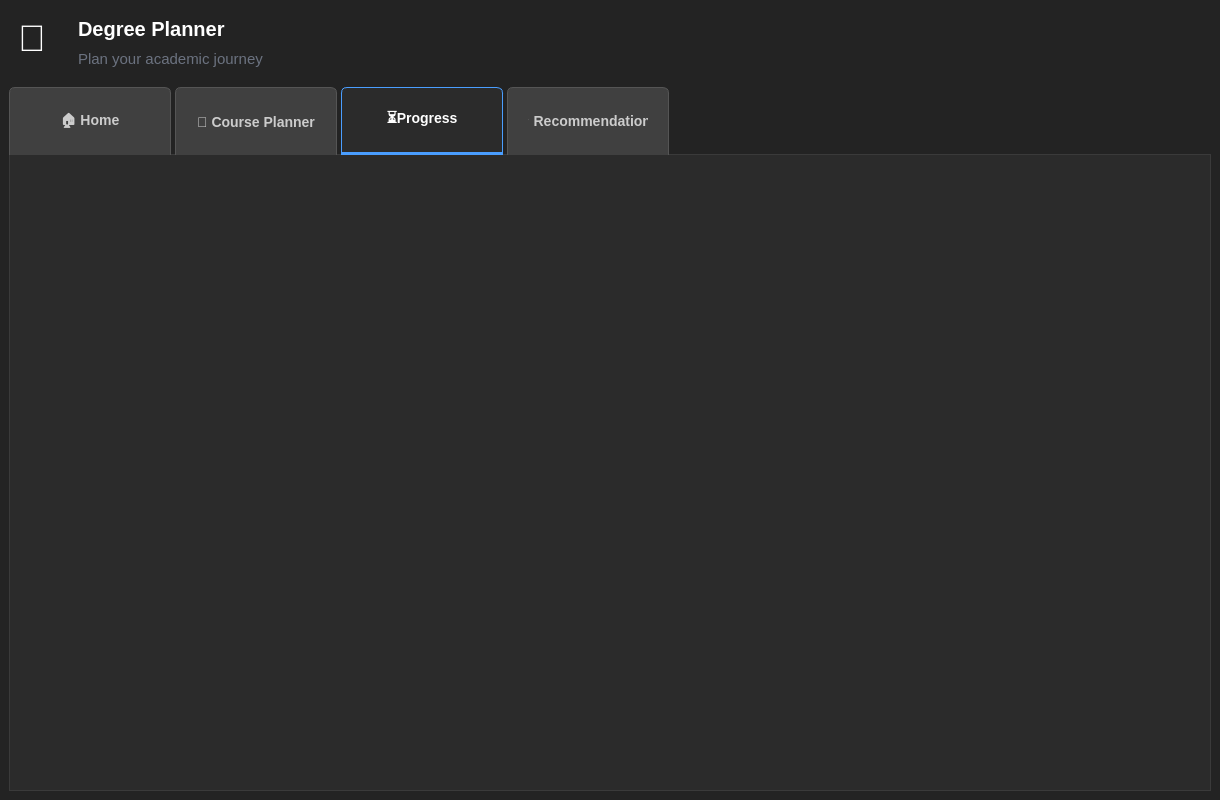
First picture: the form in mainwindow.ui, repository FpsError/degree-planner-app, before the edit.
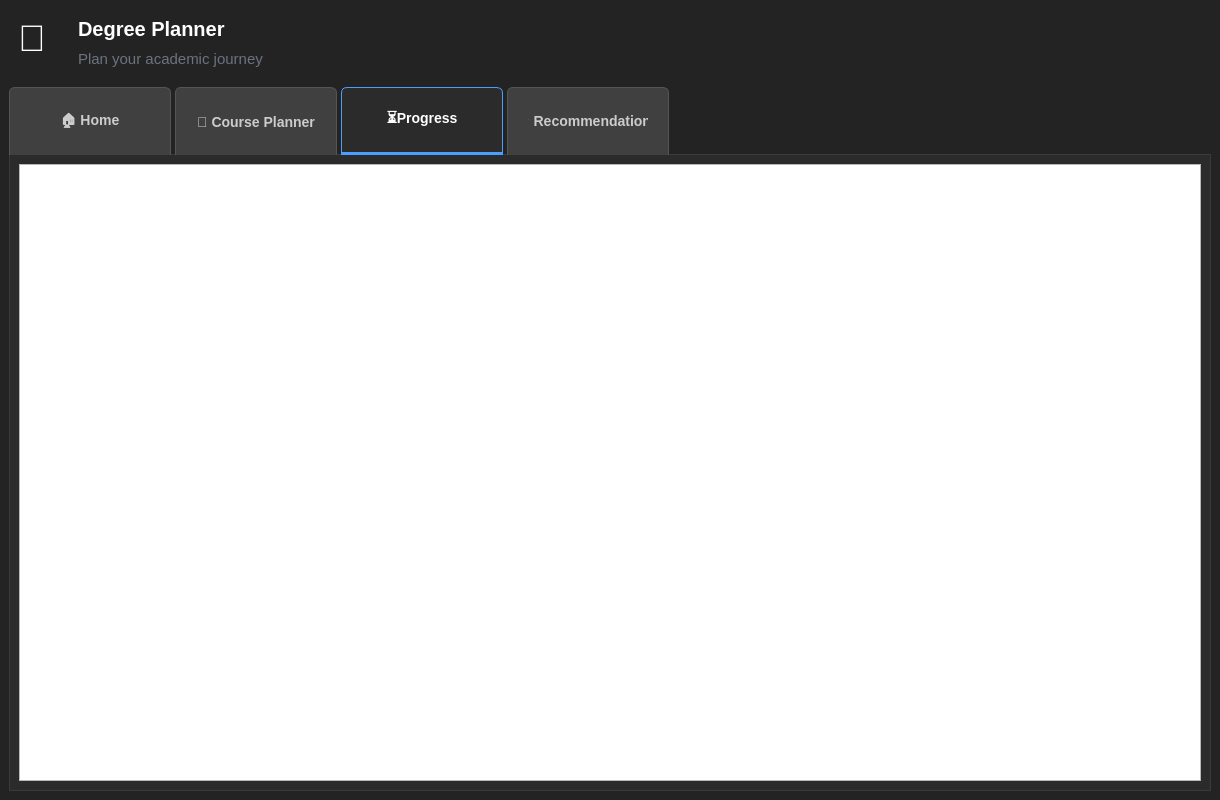
Second picture: the form after the edit. The open tabs and pages were chosen to show the change. Icons and pictures are not drawn.

Commit message: added: semesters left count in gui

The edit to the form file:
```diff
--- a/mainwindow.ui
+++ b/mainwindow.ui
@@ -1341,6 +1341,11 @@
        <attribute name="title">
         <string>⏳Progress</string>
        </attribute>
+       <layout class="QVBoxLayout" name="verticalLayout_13">
+        <item>
+         <widget class="QGraphicsView" name="graphicsView"/>
+        </item>
+       </layout>
       </widget>
       <widget class="QWidget" name="recc">
        <attribute name="title">
```
Left out of the diff: 2 changed lines with no effect on the pictures. The commit also changes 2 other files.
